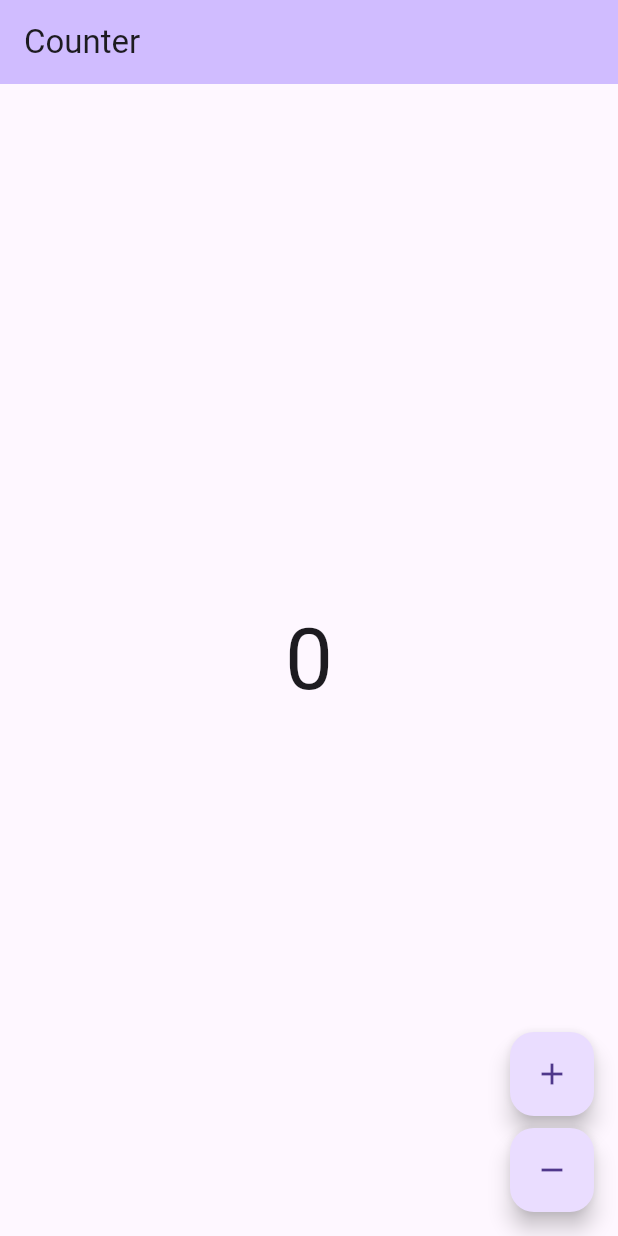
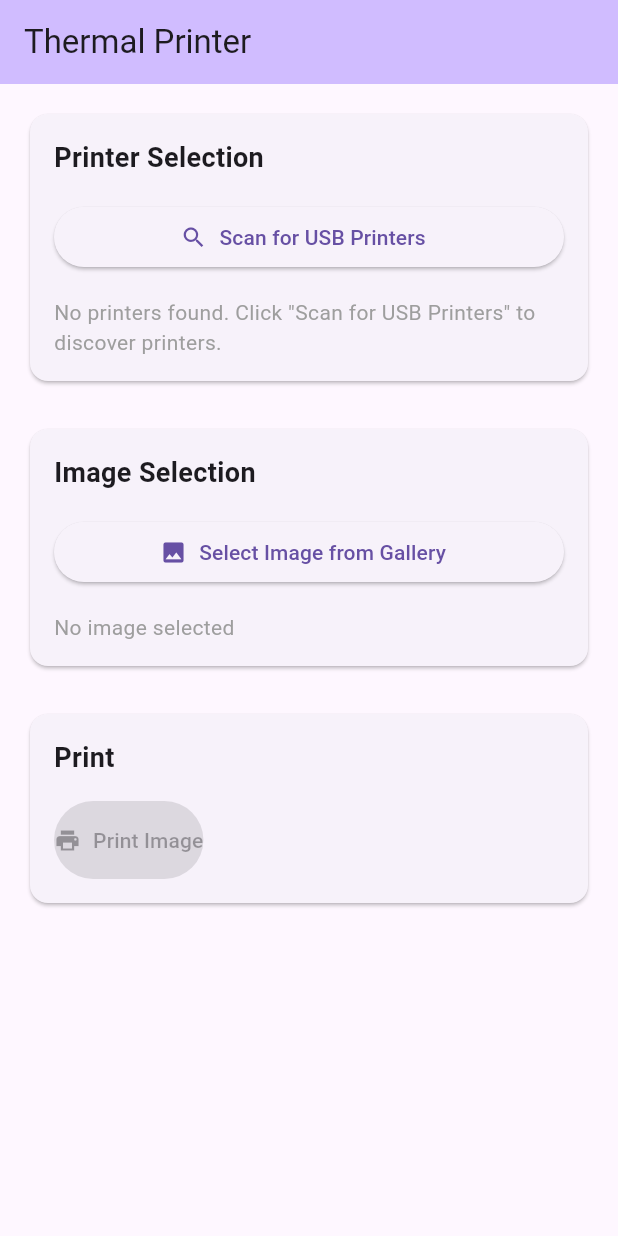
Before and after one commit to namae101/pos_printer, a Flutter app: the screen it shows after launch, on a phone screen of 412 x 824 dp. Run offline on Flutter 3.47's test engine with Material 3 defaults, Android fonts, the light colour scheme and no system bars; our stand-ins replace bloc, flutter_bloc, image_picker; missing offline and left inert: esc_pos_utils_plus, flutter_thermal_printer.

Commit message:
refact: remove localization files and update printer functionality

```diff
--- a/lib/app/view/app.dart
+++ b/lib/app/view/app.dart
@@ -1,5 +1,5 @@
 import 'package:flutter/material.dart';
-import 'package:pos_printer/counter/counter.dart';
+import 'package:pos_printer/printer/printer.dart';
 
 class App extends StatelessWidget {
   const App({super.key});
@@ -13,7 +13,7 @@ class App extends StatelessWidget {
         ),
         useMaterial3: true,
       ),
-      home: const CounterPage(),
+      home: const PrinterPage(),
     );
   }
 }
--- a/lib/l10n/arb/app_en.arb
+++ /dev/null
@@ -1,7 +0,0 @@
-{
-    "@@locale": "en",
-    "counterAppBarTitle": "Counter",
-    "@counterAppBarTitle": {
-        "description": "Text shown in the AppBar of the Counter Page"
-    }
-}
--- /dev/null
+++ b/lib/printer/cubit/printer_cubit.dart
@@ -0,0 +1,212 @@
+import 'dart:io';
+
+import 'package:bloc/bloc.dart';
+import 'package:esc_pos_utils_plus/esc_pos_utils_plus.dart';
+import 'package:flutter_thermal_printer/flutter_thermal_printer.dart';
+import 'package:flutter_thermal_printer/utils/printer.dart';
+import 'package:image/image.dart' as img;
+import 'package:image_picker/image_picker.dart';
+
+class PrinterState {
+  const PrinterState({
+    this.printers = const [],
+    this.selectedPrinter,
+    this.isScanning = false,
+    this.isConnected = false,
+    this.selectedImagePath,
+    this.isPrinting = false,
+    this.error,
+  });
+
+  final List<Printer> printers;
+  final Printer? selectedPrinter;
+  final bool isScanning;
+  final bool isConnected;
+  final String? selectedImagePath;
+  final bool isPrinting;
+  final String? error;
+
+  PrinterState copyWith({
+    List<Printer>? printers,
+    Printer? selectedPrinter,
+    bool? isScanning,
+    bool? isConnected,
+    String? selectedImagePath,
+    bool? isPrinting,
+    String? error,
+  }) {
+    return PrinterState(
+      printers: printers ?? this.printers,
+      selectedPrinter: selectedPrinter ?? this.selectedPrinter,
+      isScanning: isScanning ?? this.isScanning,
+      isConnected: isConnected ?? this.isConnected,
+      selectedImagePath: selectedImagePath ?? this.selectedImagePath,
+      isPrinting: isPrinting ?? this.isPrinting,
+      error: error,
+    );
+  }
+}
+
+class PrinterCubit extends Cubit<PrinterState> {
+  PrinterCubit() : super(const PrinterState()) {
+    _initialize();
+  }
+
+  final _flutterThermalPrinterPlugin = FlutterThermalPrinter.instance;
+  final _imagePicker = ImagePicker();
+
+  void _initialize() {
+    _flutterThermalPrinterPlugin.devicesStream.listen((List<Printer> printers) {
+      emit(state.copyWith(
+        printers: printers,
+        isScanning: false,
+        error: null,
+      ));
+    });
+  }
+
+  Future<void> scanPrinters() async {
+    try {
+      emit(state.copyWith(isScanning: true, error: null));
+      await _flutterThermalPrinterPlugin.getPrinters(
+        connectionTypes: [ConnectionType.USB],
+      );
+    } catch (e) {
+      emit(state.copyWith(
+        isScanning: false,
+        error: 'Failed to scan for printers: ${e.toString()}',
+      ));
+    }
+  }
+
+  void selectPrinter(Printer printer) {
+    emit(state.copyWith(
+      selectedPrinter: printer,
+      error: null,
+    ));
+  }
+
+  Future<void> connect() async {
+    if (state.selectedPrinter == null) {
+      emit(state.copyWith(error: 'No printer selected'));
+      return;
+    }
+
+    try {
+      emit(state.copyWith(error: null));
+      final connected = await _flutterThermalPrinterPlugin.connect(
+        state.selectedPrinter!,
+      );
+      emit(state.copyWith(
+        isConnected: connected,
+        error: connected ? null : 'Failed to connect to printer',
+      ));
+    } catch (e) {
+      emit(state.copyWith(
+        isConnected: false,
+        error: 'Failed to connect: ${e.toString()}',
+      ));
+    }
+  }
+
+  Future<void> disconnect() async {
+    if (state.selectedPrinter == null) {
+      return;
+    }
+
+    try {
+      await _flutterThermalPrinterPlugin.disconnect(state.selectedPrinter!);
+      emit(state.copyWith(isConnected: false, error: null));
+    } catch (e) {
+      emit(state.copyWith(error: 'Failed to disconnect: ${e.toString()}'));
+    }
+  }
+
+  Future<void> selectImage() async {
+    try {
+      emit(state.copyWith(error: null));
+      final XFile? image = await _imagePicker.pickImage(
+        source: ImageSource.gallery,
+      );
+      if (image != null) {
+        emit(state.copyWith(
+          selectedImagePath: image.path,
+          error: null,
+        ));
+      }
+    } catch (e) {
+      emit(state.copyWith(
+        error: 'Failed to select image: ${e.toString()}',
+      ));
+    }
+  }
+
+  Future<void> printImage() async {
+    if (state.selectedImagePath == null) {
+      emit(state.copyWith(error: 'No image selected'));
+      return;
+    }
+
+    if (state.selectedPrinter == null) {
+      emit(state.copyWith(error: 'No printer selected'));
+      return;
+    }
+
+    if (!state.isConnected) {
+      emit(state.copyWith(error: 'Printer not connected'));
+      return;
+    }
+
+    try {
+      emit(state.copyWith(isPrinting: true, error: null));
+
+      // Read image file
+      final imageFile = File(state.selectedImagePath!);
+      final imageBytes = await imageFile.readAsBytes();
+
+      // Decode image
+      final decodedImage = img.decodeImage(imageBytes);
+      if (decodedImage == null) {
+        throw Exception('Failed to decode image');
+      }
+
+      // Convert to grayscale and ensure width is divisible by 8
+      var processedImage = img.grayscale(decodedImage);
+      if (processedImage.width % 8 != 0) {
+        final newWidth = processedImage.width + (8 - (processedImage.width % 8));
+        processedImage = img.copyResize(
+          processedImage,
+          width: newWidth,
+        );
+      }
+
+      // Generate printer commands
+      final profile = await CapabilityProfile.load();
+      final generator = Generator(PaperSize.mm80, profile);
+      final raster = generator.imageRaster(processedImage);
+      final cutCommand = generator.cut();
+
+      // Print the image
+      await _flutterThermalPrinterPlugin.printData(
+        state.selectedPrinter!,
+        [...raster, ...cutCommand],
+        longData: true,
+      );
+
+      emit(state.copyWith(isPrinting: false, error: null));
+    } catch (e) {
+      emit(state.copyWith(
+        isPrinting: false,
+        error: 'Failed to print image: ${e.toString()}',
+      ));
+    }
+  }
+
+  @override
+  Future<void> close() {
+    if (state.isConnected && state.selectedPrinter != null) {
+      disconnect();
+    }
+    return super.close();
+  }
+}
--- /dev/null
+++ b/lib/printer/printer.dart
@@ -0,0 +1,2 @@
+export 'cubit/printer_cubit.dart';
+export 'view/printer_page.dart';
--- /dev/null
+++ b/lib/printer/view/printer_page.dart
@@ -0,0 +1,293 @@
+import 'dart:io';
+
+import 'package:flutter/material.dart';
+import 'package:flutter_bloc/flutter_bloc.dart';
+import 'package:pos_printer/printer/cubit/printer_cubit.dart';
+import 'package:pos_printer/printer/printer.dart';
+
+class PrinterPage extends StatelessWidget {
+  const PrinterPage({super.key});
+
+  @override
+  Widget build(BuildContext context) {
+    return BlocProvider(
+      create: (_) => PrinterCubit(),
+      child: const PrinterView(),
+    );
+  }
+}
+
+class PrinterView extends StatelessWidget {
+  const PrinterView({super.key});
+
+  @override
+  Widget build(BuildContext context) {
+    return Scaffold(
+      appBar: AppBar(
+        title: const Text('Thermal Printer'),
+      ),
+      body: BlocBuilder<PrinterCubit, PrinterState>(
+        builder: (context, state) {
+          return SingleChildScrollView(
+            padding: const EdgeInsets.all(16),
+            child: Column(
+              crossAxisAlignment: CrossAxisAlignment.stretch,
+              children: [
+                // Error message
+                if (state.error != null)
+                  Container(
+                    padding: const EdgeInsets.all(12),
+                    margin: const EdgeInsets.only(bottom: 16),
+                    decoration: BoxDecoration(
+                      color: Colors.red.shade100,
+                      borderRadius: BorderRadius.circular(8),
+                      border: Border.all(color: Colors.red),
+                    ),
+                    child: Row(
+                      children: [
+                        Icon(Icons.error_outline, color: Colors.red.shade700),
+                        const SizedBox(width: 8),
+                        Expanded(
+                          child: Text(
+                            state.error!,
+                            style: TextStyle(color: Colors.red.shade700),
+                          ),
+                        ),
+                      ],
+                    ),
+                  ),
+
+                // Printer Selection Section
+                _buildSection(
+                  title: 'Printer Selection',
+                  child: Column(
+                    crossAxisAlignment: CrossAxisAlignment.stretch,
+                    children: [
+                      ElevatedButton.icon(
+                        onPressed: state.isScanning
+                            ? null
+                            : () => context.read<PrinterCubit>().scanPrinters(),
+                        icon: state.isScanning
+                            ? const SizedBox(
+                                width: 16,
+                                height: 16,
+                                child: CircularProgressIndicator(
+                                  strokeWidth: 2,
+                                ),
+                              )
+                            : const Icon(Icons.search),
+                        label: Text(state.isScanning
+                            ? 'Scanning...'
+                            : 'Scan for USB Printers'),
+                      ),
+                      const SizedBox(height: 16),
+                      if (state.printers.isEmpty && !state.isScanning)
+                        const Text(
+                          'No printers found. Click "Scan for USB Printers" to discover printers.',
+                          style: TextStyle(color: Colors.grey),
+                        ),
+                      if (state.printers.isNotEmpty) ...[
+                        const Text(
+                          'Available Printers:',
+                          style: TextStyle(
+                            fontWeight: FontWeight.bold,
+                            fontSize: 14,
+                          ),
+                        ),
+                        const SizedBox(height: 8),
+                        ...state.printers.map((printer) {
+                          final isSelected = state.selectedPrinter != null &&
+                              state.selectedPrinter?.address == printer.address;
+                          return Card(
+                            margin: const EdgeInsets.only(bottom: 8),
+                            color: isSelected
+                                ? Theme.of(context).colorScheme.primaryContainer
+                                : null,
+                            child: ListTile(
+                              title: Text(
+                                printer.name ?? 'Unknown Printer',
+                                style: TextStyle(
+                                  fontWeight: isSelected
+                                      ? FontWeight.bold
+                                      : FontWeight.normal,
+                                ),
+                              ),
+                              subtitle: Text(
+                                printer.address ?? 'No address',
+                                style: const TextStyle(fontSize: 12),
+                              ),
+                              trailing: isSelected
+                                  ? const Icon(Icons.check_circle,
+                                      color: Colors.green)
+                                  : null,
+                              onTap: () => context
+                                  .read<PrinterCubit>()
+                                  .selectPrinter(printer),
+                            ),
+                          );
+                        }),
+                        const SizedBox(height: 16),
+                        Row(
+                          children: [
+                            Expanded(
+                              child: ElevatedButton(
+                                onPressed: state.selectedPrinter == null ||
+                                        state.isConnected
+                                    ? null
+                                    : () => context
+                                        .read<PrinterCubit>()
+                                        .connect(),
+                                child: const Text('Connect'),
+                              ),
+                            ),
+                            const SizedBox(width: 8),
+                            Expanded(
+                              child: OutlinedButton(
+                                onPressed: state.isConnected
+                                    ? () => context
+                                        .read<PrinterCubit>()
+                                        .disconnect()
+                                    : null,
+                                child: const Text('Disconnect'),
+                              ),
+                            ),
+                          ],
+                        ),
+                        const SizedBox(height: 8),
+                        Row(
+                          children: [
+                            Icon(
+                              state.isConnected
+                                  ? Icons.check_circle
+                                  : Icons.cancel,
+                              color: state.isConnected ? Colors.green : Colors.red,
+                              size: 16,
+                            ),
+                            const SizedBox(width: 8),
+                            Text(
+                              state.isConnected
+                                  ? 'Connected'
+                                  : 'Not Connected',
+                              style: TextStyle(
+                                color: state.isConnected
+                                    ? Colors.green
+                                    : Colors.red,
+                                fontWeight: FontWeight.bold,
+                              ),
+                            ),
+                          ],
+                        ),
+                      ],
+                    ],
+                  ),
+                ),
+
+                const SizedBox(height: 24),
+
+                // Image Selection Section
+                _buildSection(
+                  title: 'Image Selection',
+                  child: Column(
+                    crossAxisAlignment: CrossAxisAlignment.stretch,
+                    children: [
+                      ElevatedButton.icon(
+                        onPressed: () =>
+                            context.read<PrinterCubit>().selectImage(),
+                        icon: const Icon(Icons.image),
+                        label: const Text('Select Image from Gallery'),
+                      ),
+                      const SizedBox(height: 16),
+                      if (state.selectedImagePath == null)
+                        const Text(
+                          'No image selected',
+                          style: TextStyle(color: Colors.grey),
+                        ),
+                      if (state.selectedImagePath != null) ...[
+                        Container(
+                          height: 200,
+                          decoration: BoxDecoration(
+                            border: Border.all(color: Colors.grey),
+                            borderRadius: BorderRadius.circular(8),
+                          ),
+                          child: ClipRRect(
+                            borderRadius: BorderRadius.circular(8),
+                            child: Image.file(
+                              File(state.selectedImagePath!),
+                              fit: BoxFit.contain,
+                            ),
+                          ),
+                        ),
+                        const SizedBox(height: 8),
+                        Text(
+                          'Selected: ${state.selectedImagePath!.split('/').last}',
+                          style: const TextStyle(
+                            fontSize: 12,
+                            color: Colors.grey,
+                          ),
+                          maxLines: 1,
+                          overflow: TextOverflow.ellipsis,
+                        ),
+                      ],
+                    ],
+                  ),
+                ),
+
+                const SizedBox(height: 24),
+
+                // Print Section
+                _buildSection(
+                  title: 'Print',
+                  child: ElevatedButton.icon(
+                    onPressed: state.isConnected &&
+                            state.selectedImagePath != null &&
+                            !state.isPrinting
+                        ? () => context.read<PrinterCubit>().printImage()
+                        : null,
+                    icon: state.isPrinting
+                        ? const SizedBox(
+                            width: 16,
+                            height: 16,
+                            child: CircularProgressIndicator(
+                              strokeWidth: 2,
+                            ),
+                          )
+                        : const Icon(Icons.print),
+                    label: Text(state.isPrinting ? 'Printing...' : 'Print Image'),
+                    style: ElevatedButton.styleFrom(
+                      padding: const EdgeInsets.symmetric(vertical: 16),
+                    ),
+                  ),
+                ),
+              ],
+            ),
+          );
+        },
+      ),
+    );
+  }
+
+  Widget _buildSection({
+    required String title,
+    required Widget child,
+  }) {
+    return Card(
+      child: Padding(
+        padding: const EdgeInsets.all(16),
+        child: Column(
+          crossAxisAlignment: CrossAxisAlignment.start,
+          children: [
+            Text(
+              title,
+              style: const TextStyle(
+                fontSize: 18,
+                fontWeight: FontWeight.bold,
+              ),
+            ),
+            const SizedBox(height: 16),
+            child,
+          ],
+        ),
+      ),
+    );
+  }
+}
--- a/pubspec.yaml
+++ b/pubspec.yaml
@@ -12,6 +12,8 @@ dependencies:
   flutter:
     sdk: flutter
   flutter_bloc: ^9.1.1
+  flutter_thermal_printer: ^1.2.4
+  image_picker: ^1.0.7
 
 dev_dependencies:
   bloc_test: ^10.0.0
```
Also changed, not shown: l10n.yaml (deleted, +0 -9 lines), lib/l10n/arb/app_es.arb (deleted, +0 -7 lines), lib/l10n/l10n.dart (deleted, +0 -8 lines), pubspec.lock, 6 other files.
